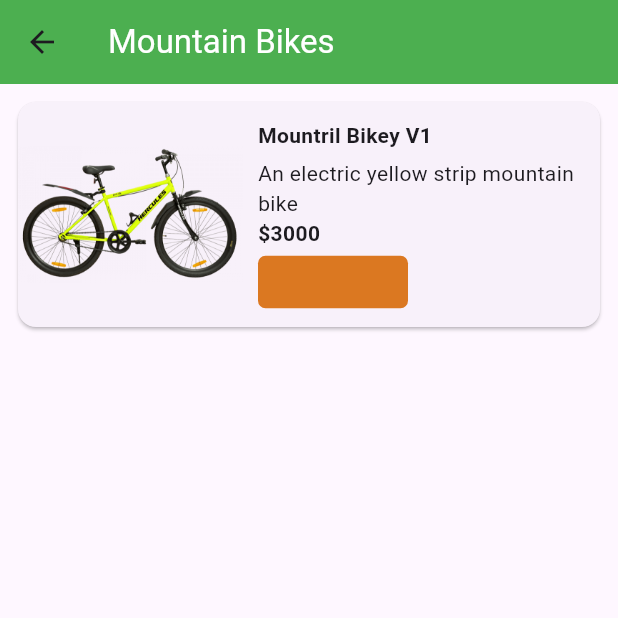
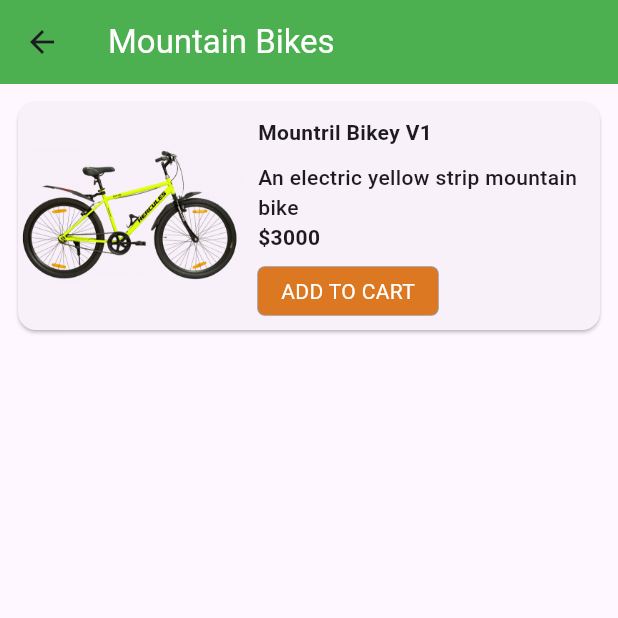
Before and after one commit to Tosin8/tutorialspoint_demo, a Flutter app: the screen it shows after launch, in the side drawer, after a tap on "Mountain Bike", on a phone screen of 412 x 824 dp, the top half of it. Run offline on Flutter 3.47's test engine with Material 2 defaults, Android fonts, the phone set to English and light mode, and no system bars.

Commit message:
Update mountain_bikes.dart

```diff
--- a/lib/screen/product_category/mountain_bikes.dart
+++ b/lib/screen/product_category/mountain_bikes.dart
@@ -27,27 +27,38 @@ class MountainBikes extends StatelessWidget {
                     padding: const EdgeInsets.all(10),
                     child: Column(
                       crossAxisAlignment: CrossAxisAlignment.start,
+                      mainAxisAlignment: MainAxisAlignment.spaceBetween,
                       children: [
                         const Text(
                           'Mountril Bikey V1',
                           style: TextStyle(fontWeight: FontWeight.bold),
                         ),
-                        const SizedBox(height: 5),
+                        const SizedBox(height: 10),
                         const Text('An electric yellow strip mountain bike',
-                            style: TextStyle(fontWeight: FontWeight.w400)),
+                            style: TextStyle(fontWeight: FontWeight.w500)),
                         const Text(
                           '\$3000',
                           style: TextStyle(fontWeight: FontWeight.bold),
                         ),
-                        const SizedBox(height: 5),
+                        const SizedBox(height: 10),
                         Container(
-                          height: 35,
-                          width: 100,
+                          height: 32,
+                          width: 120,
                           decoration: BoxDecoration(
-                            borderRadius: BorderRadius.circular(5),
-                            color: const Color(0xffdb7821),
+                              borderRadius: BorderRadius.circular(5),
+                              color: const Color(0xffdb7821),
+                              boxShadow: const [
+                                BoxShadow(
+                                  color: Colors.black38,
+                                  spreadRadius: 0.5,
+                                )
+                              ]),
+                          child: const Center(
+                            child: Text(
+                              'ADD TO CART',
+                              style: TextStyle(color: Colors.white),
+                            ),
                           ),
-
                         )
                       ],
                     ),
```
